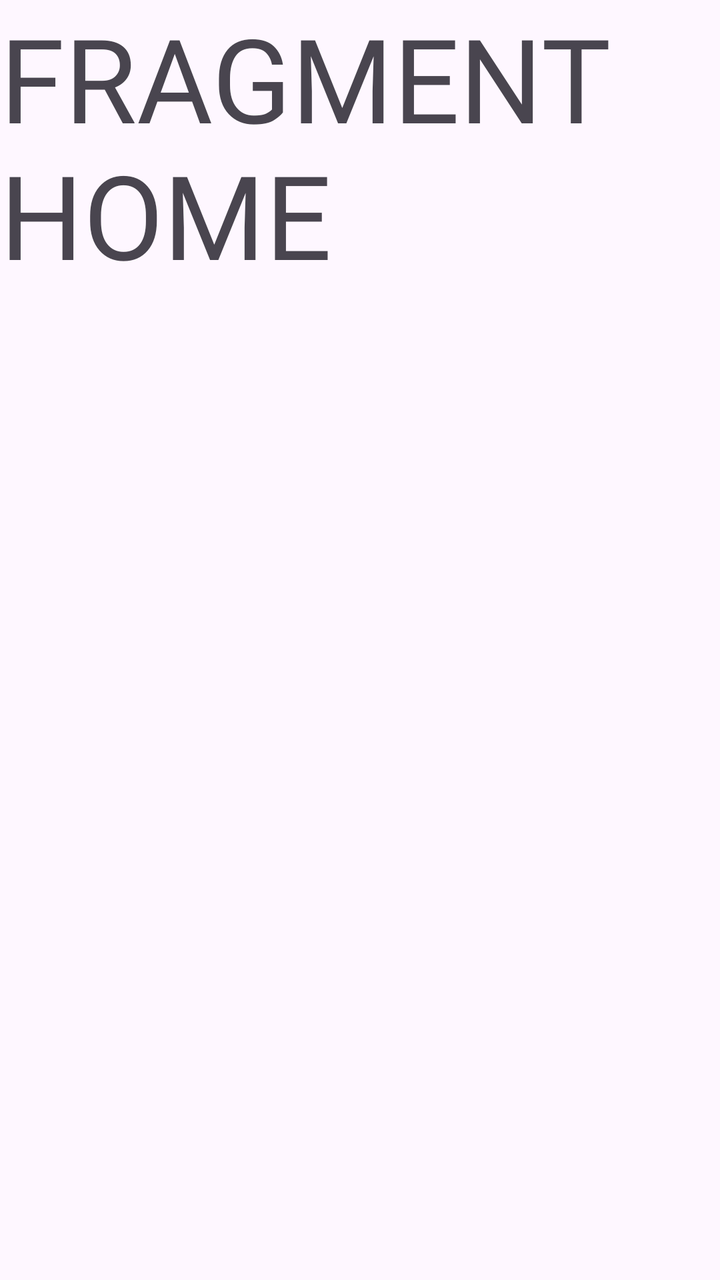
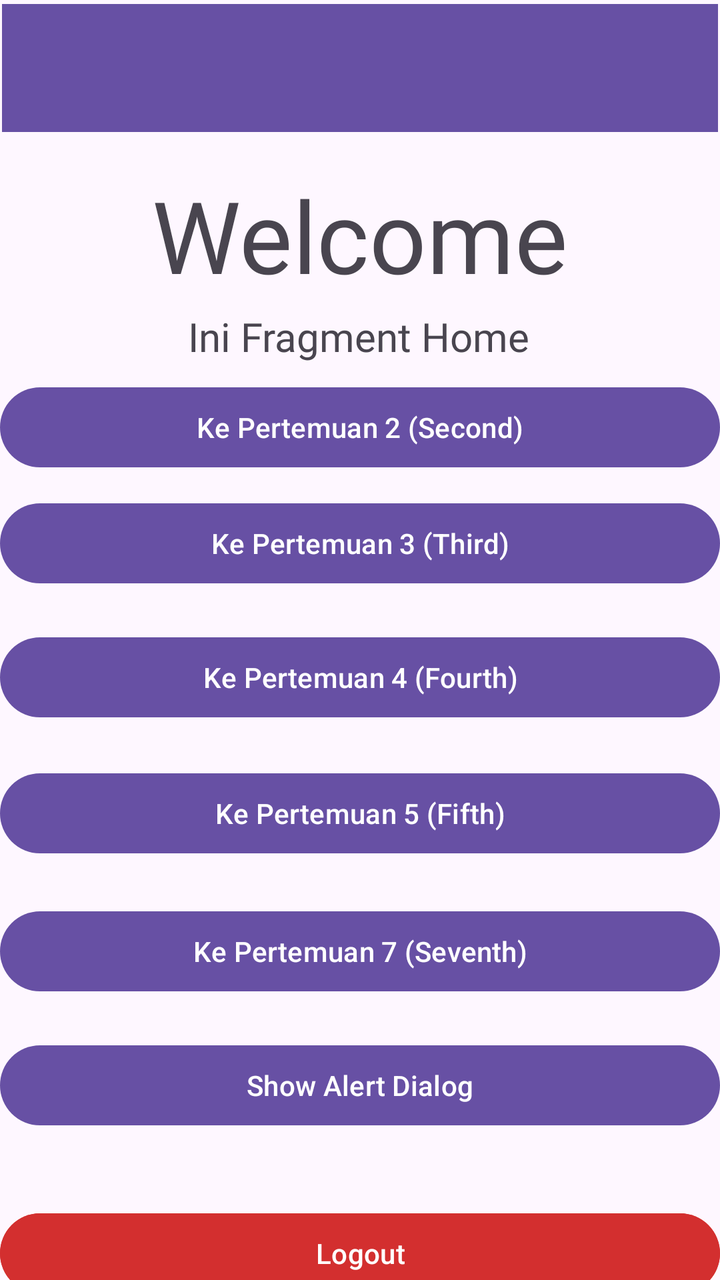

Screens rendered from an Android XML layout before and after an edit, with the pre-edit source and the edit as a unified diff.
<!-- AndroidManifest.xml: application theme Theme.Proxima_Centauri_B_Owen_3TIE -->
<!-- res/layout/fragment_home.xml -->
<?xml version="1.0" encoding="utf-8"?>
<FrameLayout xmlns:android="http://schemas.android.com/apk/res/android"
    xmlns:tools="http://schemas.android.com/tools"
    android:layout_width="match_parent"
    android:layout_height="match_parent"
    tools:context=".Home.HomeFragment">

    <TextView
        android:id="@+id/textView"
        android:layout_width="wrap_content"
        android:layout_height="wrap_content"
        android:fontFamily="@font/bebasneue_regular"
        android:textSize="10mm"
        android:text="FRAGMENT HOME" />
</FrameLayout>
<!-- resources referenced by this layout -->
<resources>
  <style name="Theme.Proxima_Centauri_B_Owen_3TIE" parent="Base.Theme.Proxima_Centauri_B_Owen_3TIE" />
  <style name="Base.Theme.Proxima_Centauri_B_Owen_3TIE" parent="Theme.Material3.DayNight.NoActionBar">
          
          
      </style>
</resources>

<!-- the commit's change to res/layout/fragment_home.xml (unified diff, before → after) -->
@@ -1,15 +1,122 @@
 <?xml version="1.0" encoding="utf-8"?>
-<FrameLayout xmlns:android="http://schemas.android.com/apk/res/android"
+<androidx.constraintlayout.widget.ConstraintLayout xmlns:android="http://schemas.android.com/apk/res/android"
+    xmlns:app="http://schemas.android.com/apk/res-auto"
     xmlns:tools="http://schemas.android.com/tools"
     android:layout_width="match_parent"
     android:layout_height="match_parent"
     tools:context=".Home.HomeFragment">
 
     <TextView
-        android:id="@+id/textView"
+        android:id="@+id/textView1"
         android:layout_width="wrap_content"
         android:layout_height="wrap_content"
+        android:layout_marginTop="84dp"
         android:fontFamily="@font/bebasneue_regular"
-        android:textSize="10mm"
-        android:text="FRAGMENT HOME" />
-</FrameLayout>
+        android:text="Welcome"
+        android:textSize="50sp"
+        app:layout_constraintEnd_toEndOf="parent"
+        app:layout_constraintStart_toStartOf="parent"
+        app:layout_constraintTop_toTopOf="parent" />
+
+    <TextView
+        android:id="@+id/textView2"
+        android:layout_width="wrap_content"
+        android:layout_height="wrap_content"
+        android:layout_marginTop="4dp"
+        android:fontFamily="@font/bebasneue_regular"
+        android:text="Ini Fragment Home"
+        android:textSize="20sp"
+        app:layout_constraintEnd_toEndOf="parent"
+        app:layout_constraintHorizontal_bias="0.498"
+        app:layout_constraintStart_toStartOf="parent"
+        app:layout_constraintTop_toBottomOf="@+id/textView1" />
+
+    <Button
+        android:id="@+id/btnToFifth"
+        android:layout_width="match_parent"
+        android:layout_height="wrap_content"
+        android:layout_marginTop="20dp"
+        android:text="Ke Pertemuan 5 (Fifth)"
+        app:layout_constraintEnd_toEndOf="@+id/btnToSeventh"
+        app:layout_constraintStart_toStartOf="@+id/btnToSeventh"
+        app:layout_constraintTop_toBottomOf="@+id/btnToFourth" />
+
+    <Button
+        android:id="@+id/btnToSecond"
+        android:layout_width="match_parent"
+        android:layout_height="wrap_content"
+        android:layout_marginTop="8dp"
+        android:text="Ke Pertemuan 2 (Second)"
+        app:layout_constraintEnd_toEndOf="@+id/btnToThird"
+        app:layout_constraintHorizontal_bias="0.0"
+        app:layout_constraintStart_toStartOf="@+id/btnToThird"
+        app:layout_constraintTop_toBottomOf="@+id/textView2" />
+
+    <Button
+        android:id="@+id/btnToThird"
+        android:layout_width="match_parent"
+        android:layout_height="wrap_content"
+        android:layout_marginTop="10dp"
+        android:text="Ke Pertemuan 3 (Third)"
+        app:layout_constraintEnd_toEndOf="@+id/btnToFourth"
+        app:layout_constraintStart_toStartOf="@+id/btnToFourth"
+        app:layout_constraintTop_toBottomOf="@+id/btnToSecond" />
+
+    <Button
+        android:id="@+id/btnToFourth"
+        android:layout_width="match_parent"
+        android:layout_height="wrap_content"
+        android:layout_marginTop="19dp"
+        android:text="Ke Pertemuan 4 (Fourth)"
+        app:layout_constraintEnd_toEndOf="@+id/btnToFifth"
+        app:layout_constraintStart_toStartOf="@+id/btnToFifth"
+        app:layout_constraintTop_toBottomOf="@+id/btnToThird" />
+
+    <Button
+        android:id="@+id/btnToSeventh"
+        android:layout_width="match_parent"
+        android:layout_height="wrap_content"
+        android:layout_marginTop="21dp"
+        android:text="Ke Pertemuan 7 (Seventh)"
+        app:layout_constraintEnd_toEndOf="@+id/btnShowAlertDialog"
+        app:layout_constraintStart_toStartOf="@+id/btnShowAlertDialog"
+        app:layout_constraintTop_toBottomOf="@+id/btnToFifth" />
+
+    <Button
+        android:id="@+id/btnShowAlertDialog"
+        android:layout_width="match_parent"
+        android:layout_height="wrap_content"
+        android:layout_marginTop="19dp"
+        android:text="Show Alert Dialog"
+        app:layout_constraintEnd_toEndOf="parent"
+        app:layout_constraintStart_toStartOf="parent"
+        app:layout_constraintTop_toBottomOf="@+id/btnToSeventh" />
+
+    <Button
+        android:id="@+id/btnLogout"
+        android:layout_width="match_parent"
+        android:layout_height="wrap_content"
+        android:layout_marginTop="36dp"
+        android:backgroundTint="#D32F2F"
+        android:text="Logout"
+        app:layout_constraintEnd_toEndOf="parent"
+        app:layout_constraintStart_toStartOf="parent"
+        app:layout_constraintTop_toBottomOf="@+id/btnShowAlertDialog" />
+
+    <androidx.appcompat.widget.Toolbar
+        android:id="@+id/toolbar"
+        android:layout_width="match_parent"
+        android:layout_height="wrap_content"
+        android:layout_marginStart="1dp"
+        android:layout_marginTop="2dp"
+        android:layout_marginEnd="1dp"
+        android:background="?attr/colorPrimary"
+        android:minHeight="?attr/actionBarSize"
+        android:theme="?attr/actionBarTheme"
+
+        app:layout_constraintEnd_toEndOf="parent"
+        app:layout_constraintStart_toStartOf="parent"
+        app:layout_constraintTop_toTopOf="parent" />
+
+
+</androidx.constraintlayout.widget.ConstraintLayout>
